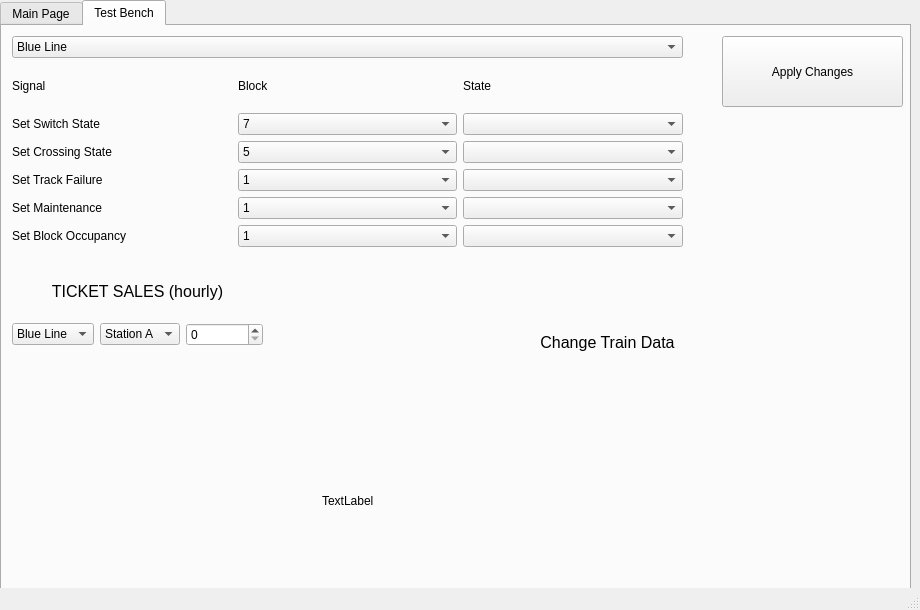
First picture: the form in ui_files/CTC.ui, repository cerfort2/1140, before the edit.
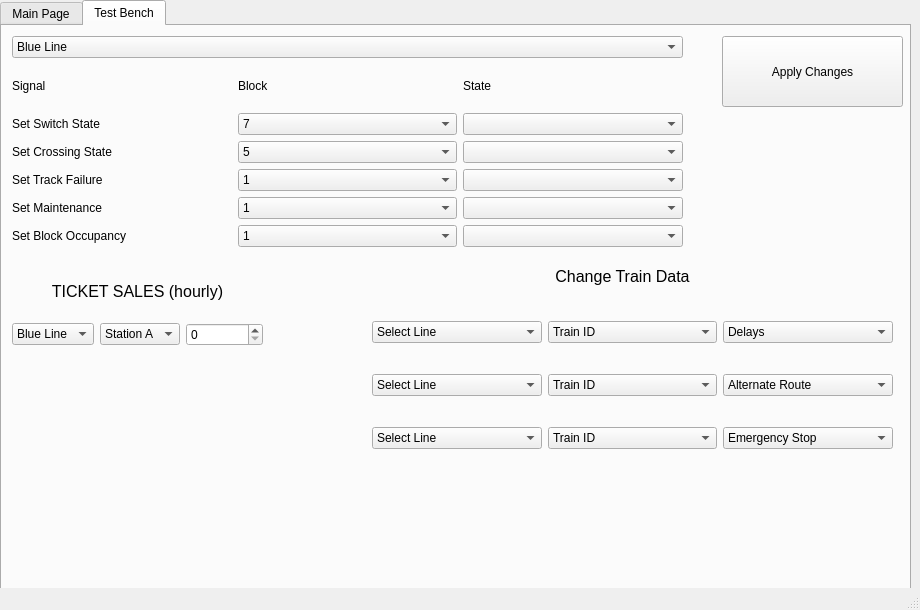
Second picture: the form after the edit. The open tabs and pages were chosen to show the change.

```diff
--- a/ui_files/CTC.ui
+++ b/ui_files/CTC.ui
@@ -1018,39 +1018,119 @@
        </item>
       </layout>
      </widget>
-     <widget class="QWidget" name="verticalLayoutWidget_3">
+     <widget class="QLabel" name="label_13">
       <property name="geometry">
        <rect>
-        <x>320</x>
-        <y>240</y>
-        <width>571</width>
-        <height>311</height>
+        <x>550</x>
+        <y>230</y>
+        <width>141</width>
+        <height>41</height>
        </rect>
       </property>
-      <layout class="QVBoxLayout" name="verticalLayout_3">
-       <item>
-        <widget class="QLabel" name="label_13">
-         <property name="font">
-          <font>
-           <pointsize>12</pointsize>
-          </font>
-         </property>
-         <property name="text">
-          <string>Change Train Data</string>
-         </property>
-         <property name="textFormat">
-          <enum>Qt::AutoText</enum>
-         </property>
-         <property name="alignment">
-          <set>Qt::AlignCenter</set>
-         </property>
+      <property name="font">
+       <font>
+        <pointsize>12</pointsize>
+       </font>
+      </property>
+      <property name="text">
+       <string>Change Train Data</string>
+      </property>
+      <property name="textFormat">
+       <enum>Qt::AutoText</enum>
+      </property>
+      <property name="alignment">
+       <set>Qt::AlignCenter</set>
+      </property>
+     </widget>
+     <widget class="QWidget" name="gridLayoutWidget">
+      <property name="geometry">
+       <rect>
+        <x>370</x>
+        <y>270</y>
+        <width>521</width>
+        <height>181</height>
+       </rect>
+      </property>
+      <layout class="QGridLayout" name="gridLayout_2">
+       <item row="1" column="2">
+        <widget class="QComboBox" name="comboBox_11">
+         <item>
+          <property name="text">
+           <string>Alternate Route</string>
+          </property>
+         </item>
         </widget>
        </item>
-       <item>
-        <widget class="QLabel" name="label_12">
-         <property name="text">
-          <string>TextLabel</string>
-         </property>
+       <item row="1" column="1">
+        <widget class="QComboBox" name="comboBox_10">
+         <item>
+          <property name="text">
+           <string>Train ID</string>
+          </property>
+         </item>
+        </widget>
+       </item>
+       <item row="0" column="0">
+        <widget class="QComboBox" name="comboBox_4">
+         <item>
+          <property name="text">
+           <string>Select Line</string>
+          </property>
+         </item>
+        </widget>
+       </item>
+       <item row="0" column="2">
+        <widget class="QComboBox" name="comboBox_6">
+         <item>
+          <property name="text">
+           <string>Delays</string>
+          </property>
+         </item>
+        </widget>
+       </item>
+       <item row="1" column="0">
+        <widget class="QComboBox" name="comboBox_7">
+         <item>
+          <property name="text">
+           <string>Select Line</string>
+          </property>
+         </item>
+        </widget>
+       </item>
+       <item row="0" column="1">
+        <widget class="QComboBox" name="comboBox_5">
+         <item>
+          <property name="text">
+           <string>Train ID</string>
+          </property>
+         </item>
+        </widget>
+       </item>
+       <item row="2" column="0">
+        <widget class="QComboBox" name="comboBox_12">
+         <item>
+          <property name="text">
+           <string>Select Line</string>
+          </property>
+         </item>
+        </widget>
+       </item>
+       <item row="2" column="1">
+        <widget class="QComboBox" name="comboBox_13">
+         <item>
+          <property name="text">
+           <string>Train ID</string>
+          </property>
+         </item>
+        </widget>
+       </item>
+       <item row="2" column="2">
+        <widget class="QComboBox" name="comboBox_14">
+         <item>
+          <property name="text">
+           <string>Emergency Stop</string>
+          </property>
+         </item>
         </widget>
        </item>
       </layout>
```
Left out of the diff: 103 changed lines with no effect on the pictures.
